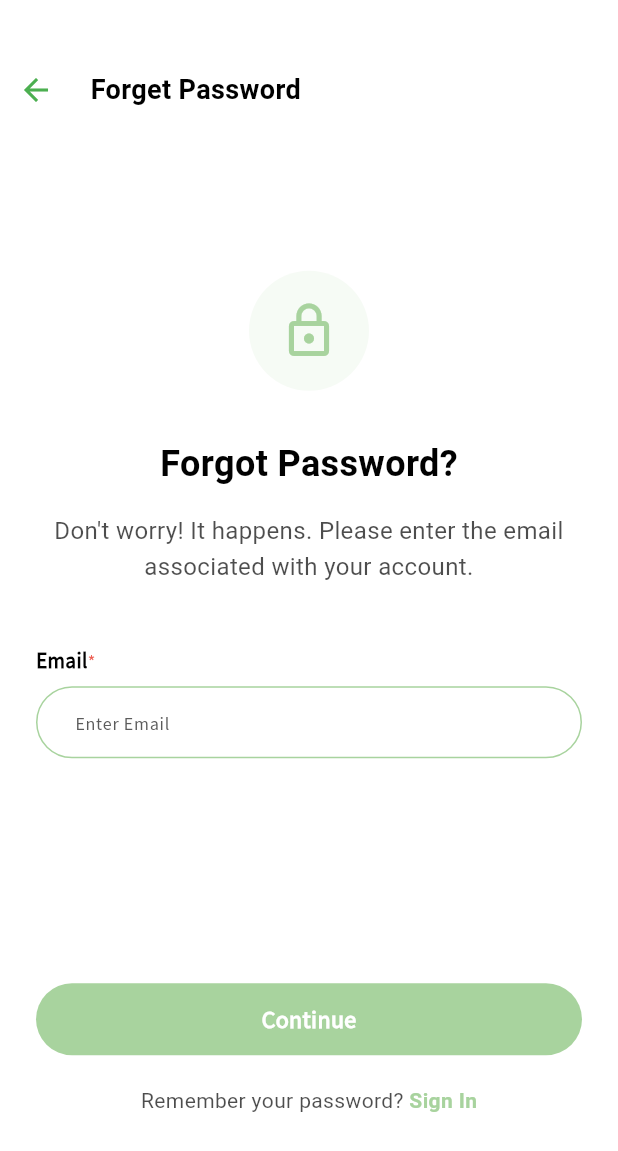
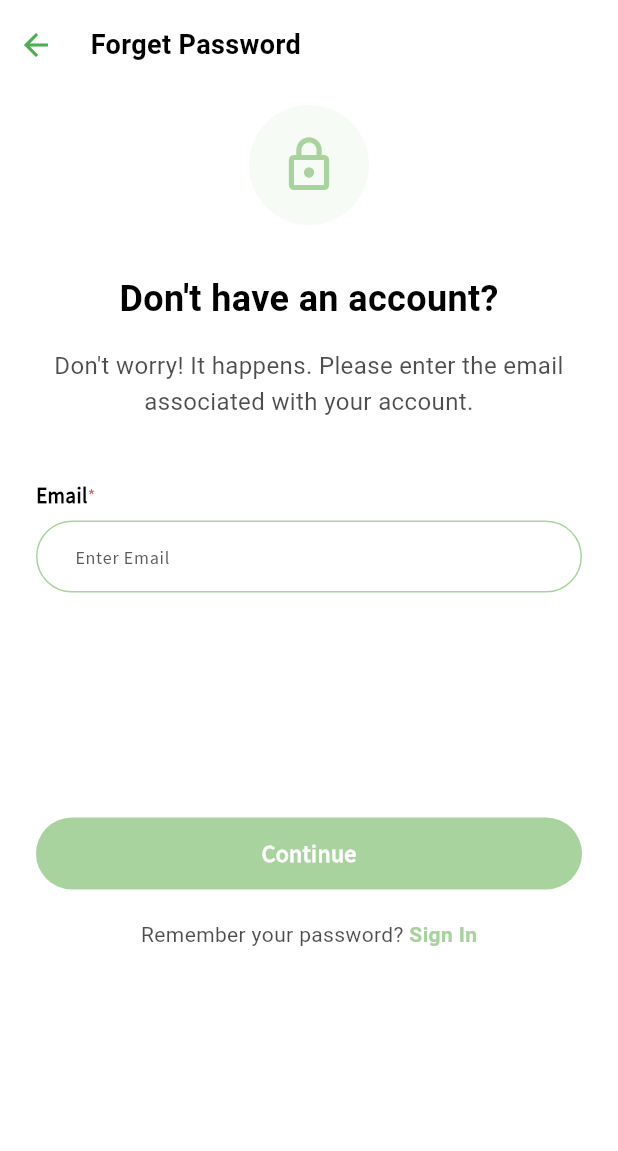
Before and after one commit to IsrarKundi/evento, a Flutter app: the ForgetScreen screen opened directly, on a phone screen of 412 x 824 dp. Shown: the top 1151 px of the screen. Run offline on Flutter 3.47's test engine with Material 3 defaults, Android fonts, the phone set to English and light mode, and no system bars; our stand-ins replace cached_network_image, dropdown_button2, flutter_svg, fluttertoast, get, google_sign_in and 7 more; missing offline and left inert: mobkit_dashed_border, onesignal_flutter; accounts and stored records are empty.

Commit message:
push to israr br

```diff
--- a/lib/services/supabaseService/supabase_auth_service.dart
+++ b/lib/services/supabaseService/supabase_auth_service.dart
@@ -74,10 +74,10 @@ class SupabaseAuthService extends SupabaseConstants {
   Future<(AuthResponse?,bool isExist)> googleSignIn() async {
    try{
 
-     const webClientId = '156492362514-g2ddf304g6ise7gn1stam38q4i8gpi5k.apps.googleusercontent.com';
+     const webClientId = '638930873-dlo1oavnvdssj5mvpgl17t5evch6fjh2.apps.googleusercontent.com';
 
 
-     const iosClientId = '156492362514-k49ob28n1fj7bv62sf9nuqmaug3a6geg.apps.googleusercontent.com';
+     const iosClientId = '638930873-gt9jqbodoancgs8v8v4o6e231lv8uc5l.apps.googleusercontent.com';
 
      // Google sign in on Android will work without providing the Android
      // Client ID registered on Google Cloud.
--- a/lib/views/screens/auth/forgetScreen/forget_screen.dart
+++ b/lib/views/screens/auth/forgetScreen/forget_screen.dart
@@ -18,6 +18,7 @@ class ForgetScreen extends StatelessWidget {
       appBar: CustomAppBar(title: AppLocalizations.of(context)!.forgetPassword),
       body: Padding(
         padding: const EdgeInsets.symmetric(horizontal: 24),
+        child: SingleChildScrollView(
           child: Column(
             mainAxisAlignment: MainAxisAlignment.center,
             children: [
@@ -40,7 +41,7 @@ class ForgetScreen extends StatelessWidget {
 
               // Title
               Text(
-              "Forgot Password?",
+                "${AppLocalizations.of(context)!.dontHaveAccount}",
                 style: TextStyle(
                   fontSize: 24,
                   fontWeight: FontWeight.bold,
@@ -52,7 +53,7 @@ class ForgetScreen extends StatelessWidget {
 
               // Description
               Text(
-              "Don't worry! It happens. Please enter the email\nassociated with your account.",
+                "Don't worry! It happens. Please enter the email associated with your account.",
                 textAlign: TextAlign.center,
                 style: TextStyle(
                   fontSize: 16,
@@ -146,6 +147,7 @@ class ForgetScreen extends StatelessWidget {
             ],
           ),
         ),
+      ),
     );
   }
 }
--- a/lib/views/widget/appBars/custom_app_bar.dart
+++ b/lib/views/widget/appBars/custom_app_bar.dart
@@ -13,7 +13,7 @@ class CustomAppBar extends StatelessWidget implements PreferredSizeWidget {
   });
 
   @override
-  Size get preferredSize => const Size.fromHeight(100);
+  Size get preferredSize => const Size.fromHeight(70);
 
   @override
   Widget build(BuildContext context) {
--- a/pubspec.yaml
+++ b/pubspec.yaml
@@ -43,6 +43,7 @@ dependencies:
   url_launcher: ^6.3.1
   onesignal_flutter: ^5.3.3
   pinput: ^5.0.1
+  change_app_package_name: ^1.5.0
 
 dev_dependencies:
   flutter_test:
```
Also changed, not shown: pubspec.lock, 1 other file. Lines whose indentation alone changed are shown as unchanged.
